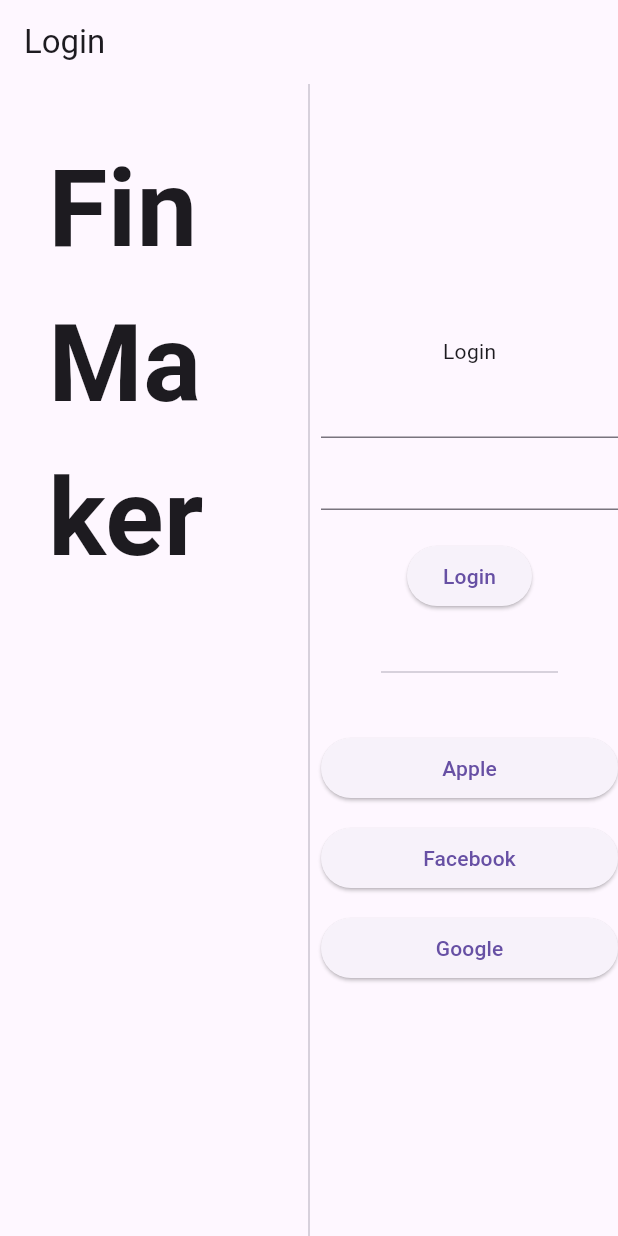
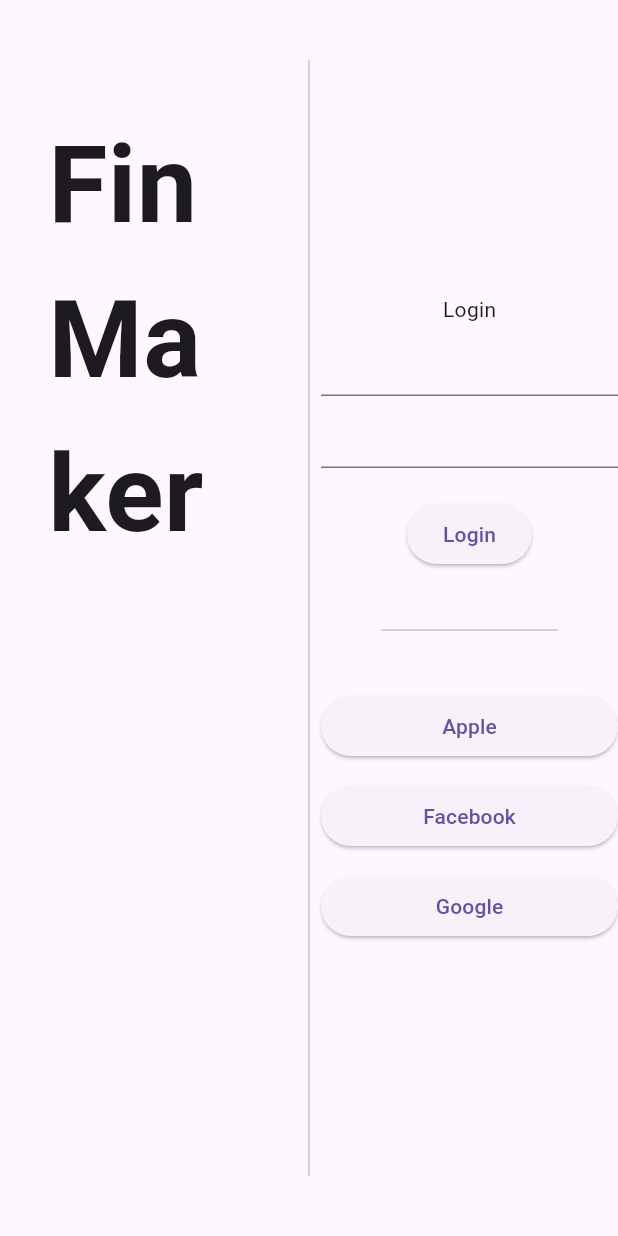
Before and after one commit to Khanin-devmode/finmaker, a Flutter app: the screen it shows after launch, on a phone screen of 412 x 824 dp. Run offline on Flutter 3.47's test engine with Material 3 defaults, Android fonts, the phone set to English and light mode, and no system bars.

```diff
--- a/lib/features/auth/presentation/login_page.dart
+++ b/lib/features/auth/presentation/login_page.dart
@@ -17,10 +17,12 @@ class _LoginPageState extends State<LoginPage> {
   @override
   Widget build(BuildContext context) {
     return Scaffold(
-      appBar: AppBar(
-        title: const Text('Login'),
-      ),
-      body: Row(
+      // appBar: AppBar(
+      //   title: const Text('Login'),
+      // ),
+      body: Padding(
+        padding: const EdgeInsets.only(top: 40, bottom: 40),
+        child: Row(
           children: [
             const Expanded(
               child: Padding(
@@ -82,6 +84,7 @@ class _LoginPageState extends State<LoginPage> {
             ),
           ],
         ),
+      ),
     );
   }
 }
```
Lines whose indentation alone changed are shown as unchanged.
